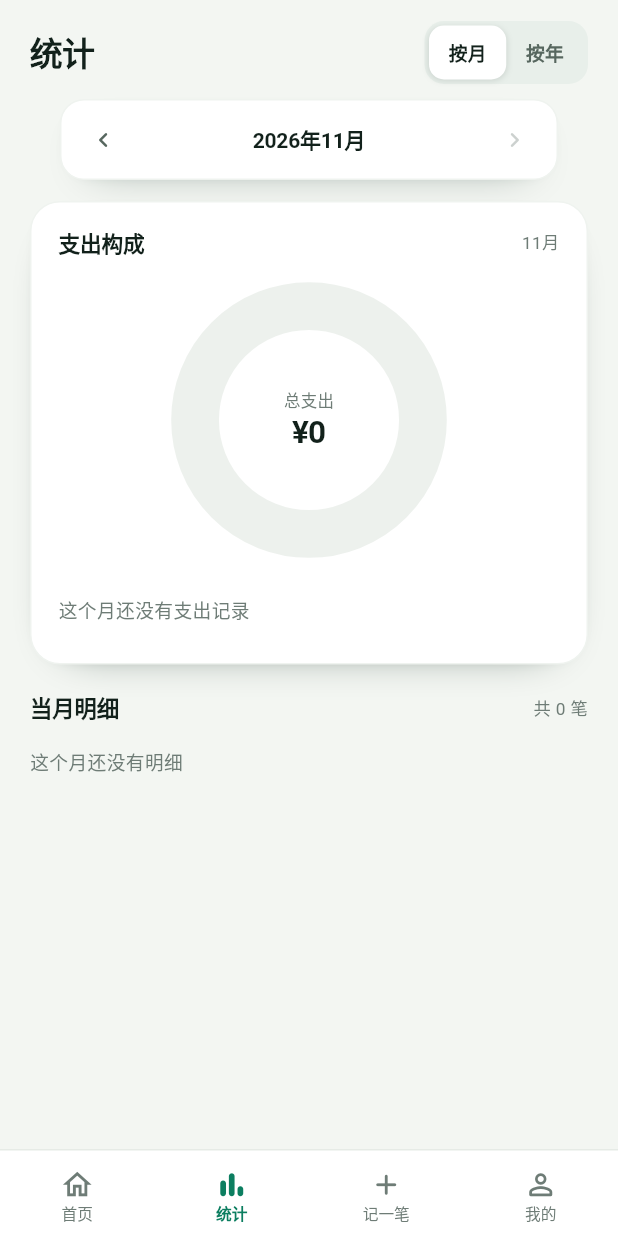
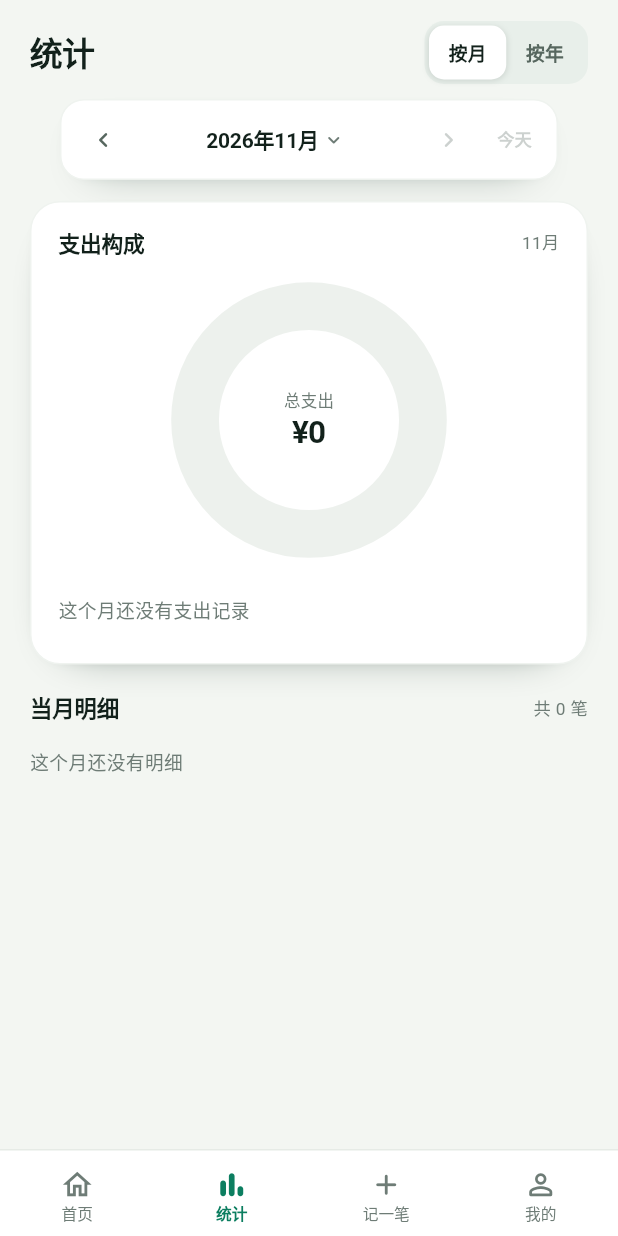
Before and after one commit to qiuzhiyei/entry-flow, a Flutter app: the screen it shows after launch, item 2 of the bottom bar chosen, on a phone screen of 412 x 824 dp. Run offline on Flutter 3.47's test engine with Material 3 defaults, Android fonts, the phone set to English and light mode, and no system bars; our stand-ins replace file_picker, hive, hive_flutter; accounts and stored records are empty.

Commit message:
Add quick month/year pickers and a today shortcut to stats
Tapping the period card now opens a month or year picker; the today button returns to the current period. Arrow navigation remains available.

```diff
--- a/lib/screens/stats_screen.dart
+++ b/lib/screens/stats_screen.dart
@@ -7,6 +7,7 @@ import '../theme/app_theme.dart';
 import '../utils/formatters.dart';
 import '../widgets/finance_charts.dart';
 import '../widgets/record_day_section.dart';
+import '../widgets/stats_period_picker.dart';
 
 enum _StatsRange { month, year }
 
@@ -63,6 +64,34 @@ class _StatsScreenState extends State<StatsScreen> {
     setState(() => _year = next);
   }
 
+  Future<void> _pickPeriod() async {
+    if (_range == _StatsRange.year) {
+      final year = await showStatsYearPicker(
+        context,
+        selectedYear: _year,
+        minYear: _minYear,
+        maxYear: _maxYear,
+      );
+      if (year != null && mounted) setState(() => _year = year);
+    } else {
+      final month = await showStatsMonthPicker(
+        context,
+        selected: _month,
+        minYear: _minYear,
+        maxMonth: _maxMonth,
+      );
+      if (month != null && mounted) setState(() => _month = month);
+    }
+  }
+
+  void _goToday() {
+    final now = DateTime.now();
+    setState(() {
+      _month = DateTime(now.year, now.month);
+      _year = now.year;
+    });
+  }
+
   @override
   Widget build(BuildContext context) {
     final ledger = context.watch<LedgerProvider>();
@@ -110,6 +139,9 @@ class _StatsScreenState extends State<StatsScreen> {
                       : _month.isBefore(_maxMonth),
                   onPrevious: () => isYear ? _shiftYear(-1) : _shiftMonth(-1),
                   onNext: () => isYear ? _shiftYear(1) : _shiftMonth(1),
+                  isCurrent: isYear ? _year == _maxYear : _month == _maxMonth,
+                  onPick: _pickPeriod,
+                  onToday: _goToday,
                 ),
               ),
               _DonutCard(
@@ -303,6 +335,9 @@ class _MonthSwitch extends StatelessWidget {
     required this.canGoNext,
     required this.onPrevious,
     required this.onNext,
+    required this.isCurrent,
+    required this.onPick,
+    required this.onToday,
   });
 
   final DateTime month;
@@ -312,9 +347,15 @@ class _MonthSwitch extends StatelessWidget {
   final bool canGoNext;
   final VoidCallback onPrevious;
   final VoidCallback onNext;
+  final bool isCurrent;
+  final VoidCallback onPick;
+  final VoidCallback onToday;
 
   @override
   Widget build(BuildContext context) {
+    final label = isYear ? '$year年' : Dates.monthLabel(month);
+    final semanticsLabel = isYear ? '选择年份' : '选择月份';
+
     return Container(
       height: 54,
       padding: const EdgeInsets.symmetric(horizontal: 6, vertical: 5),
@@ -324,18 +365,31 @@ class _MonthSwitch extends StatelessWidget {
         border: Border.all(color: AppColors.line2),
         boxShadow: AppShadows.card,
       ),
-      child: isYear
-          ? Row(
+      child: Row(
         children: <Widget>[
           _ArrowButton(
             icon: Icons.chevron_left_rounded,
             onTap: canGoPrevious ? onPrevious : null,
-                  semanticsLabel: '上一年',
+            semanticsLabel: isYear ? '上一年' : '上一个月',
           ),
           Expanded(
+            child: Semantics(
+              button: true,
+              label: semanticsLabel,
+              child: InkWell(
+                onTap: onPick,
+                borderRadius: BorderRadius.circular(10),
+                child: SizedBox(
+                  height: 44,
+                  child: Row(
+                    mainAxisAlignment: MainAxisAlignment.center,
+                    children: <Widget>[
+                      Flexible(
                         child: Text(
-                    '$year年',
+                          label,
                           textAlign: TextAlign.center,
+                          maxLines: 1,
+                          overflow: TextOverflow.ellipsis,
                           style: const TextStyle(
                             fontSize: 14,
                             fontWeight: FontWeight.w600,
@@ -344,36 +398,41 @@ class _MonthSwitch extends StatelessWidget {
                           ),
                         ),
                       ),
-                _ArrowButton(
-                  icon: Icons.chevron_right_rounded,
-                  onTap: canGoNext ? onNext : null,
-                  semanticsLabel: '下一年',
+                      const SizedBox(width: 2),
+                      const Icon(
+                        Icons.expand_more_rounded,
+                        size: 16,
+                        color: AppColors.ink3,
                       ),
                     ],
-            )
-          : Row(
-              children: <Widget>[
-                _ArrowButton(
-                  icon: Icons.chevron_left_rounded,
-                  onTap: canGoPrevious ? onPrevious : null,
-                  semanticsLabel: '上一个月',
                   ),
-                Expanded(
-                  child: Text(
-                    Dates.monthLabel(month),
-                    textAlign: TextAlign.center,
-                    style: const TextStyle(
-                      fontSize: 14,
-                      fontWeight: FontWeight.w600,
-                      letterSpacing: -0.14,
-                      color: AppColors.ink,
+                ),
               ),
             ),
           ),
           _ArrowButton(
             icon: Icons.chevron_right_rounded,
             onTap: canGoNext ? onNext : null,
-                  semanticsLabel: '下一个月',
+            semanticsLabel: isYear ? '下一年' : '下一个月',
+          ),
+          SizedBox(
+            width: 44,
+            height: 44,
+            child: TextButton(
+              onPressed: isCurrent ? null : onToday,
+              style: TextButton.styleFrom(
+                foregroundColor: AppColors.mintInk,
+                disabledForegroundColor: AppColors.ink3.withValues(alpha: 0.35),
+                minimumSize: const Size(44, 44),
+                padding: EdgeInsets.zero,
+                tapTargetSize: MaterialTapTargetSize.shrinkWrap,
+                textStyle: const TextStyle(
+                  fontSize: 11.5,
+                  fontWeight: FontWeight.w600,
+                ),
+              ),
+              child: const Text('今天'),
+            ),
           ),
         ],
       ),
--- a/pubspec.yaml
+++ b/pubspec.yaml
@@ -16,7 +16,7 @@ publish_to: 'none' # Remove this line if you wish to publish to pub.dev
 # https://developer.apple.com/library/archive/documentation/General/Reference/InfoPlistKeyReference/Articles/CoreFoundationKeys.html
 # In Windows, build-name is used as the major, minor, and patch parts
 # of the product and file versions while build-number is used as the build suffix.
-version: 1.3.1+8
+version: 1.4.0+9
 
 environment:
   sdk: ^3.13.7
```
Also changed, not shown: lib/widgets/stats_period_picker.dart (added, +255 -0 lines), 2 other files. Lines whose indentation alone changed are shown as unchanged.
